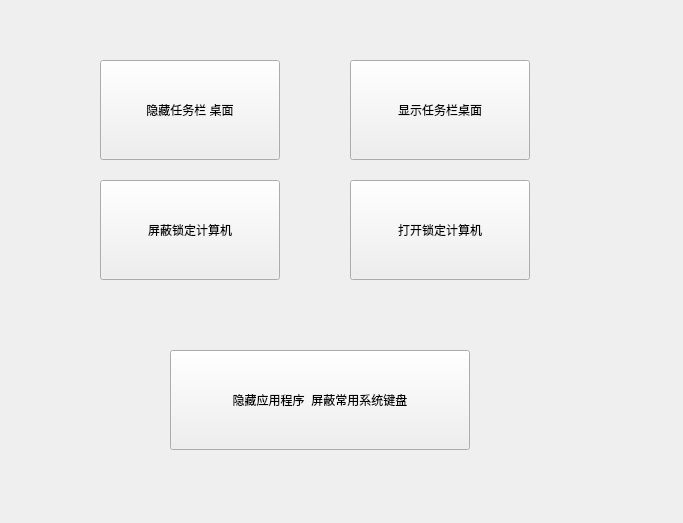
alantop0720/selfServiceMachineSettings, file widget.ui: the form before one commit.
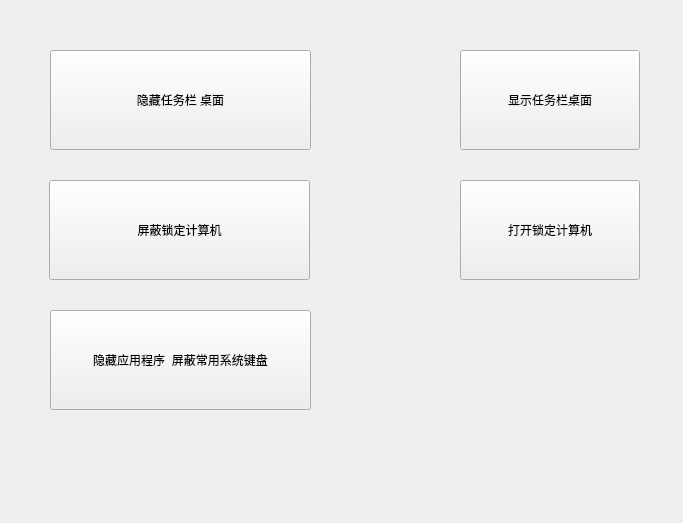
The form after the commit.

What changed in the file:
```diff
--- a/widget.ui
+++ b/widget.ui
@@ -16,18 +16,12 @@
   <widget class="QPushButton" name="pushButton">
    <property name="geometry">
     <rect>
-     <x>100</x>
-     <y>60</y>
-     <width>180</width>
+     <x>50</x>
+     <y>50</y>
+     <width>261</width>
      <height>100</height>
     </rect>
    </property>
-   <property name="maximumSize">
-    <size>
-     <width>181</width>
-     <height>101</height>
-    </size>
-   </property>
    <property name="text">
     <string>隐藏任务栏 桌面</string>
    </property>
@@ -35,8 +29,8 @@
   <widget class="QPushButton" name="pushButton_2">
    <property name="geometry">
     <rect>
-     <x>350</x>
-     <y>60</y>
+     <x>460</x>
+     <y>50</y>
      <width>180</width>
      <height>100</height>
     </rect>
@@ -48,9 +42,9 @@
   <widget class="QPushButton" name="pushButton_unlock">
    <property name="geometry">
     <rect>
-     <x>100</x>
+     <x>49</x>
      <y>180</y>
-     <width>180</width>
+     <width>261</width>
      <height>100</height>
     </rect>
    </property>
@@ -61,9 +55,9 @@
   <widget class="QPushButton" name="hideZizhuji">
    <property name="geometry">
     <rect>
-     <x>170</x>
-     <y>350</y>
-     <width>300</width>
+     <x>50</x>
+     <y>310</y>
+     <width>261</width>
      <height>100</height>
     </rect>
    </property>
@@ -74,7 +68,7 @@
   <widget class="QPushButton" name="pushButton_lock">
    <property name="geometry">
     <rect>
-     <x>350</x>
+     <x>460</x>
      <y>180</y>
      <width>180</width>
      <height>100</height>
```
